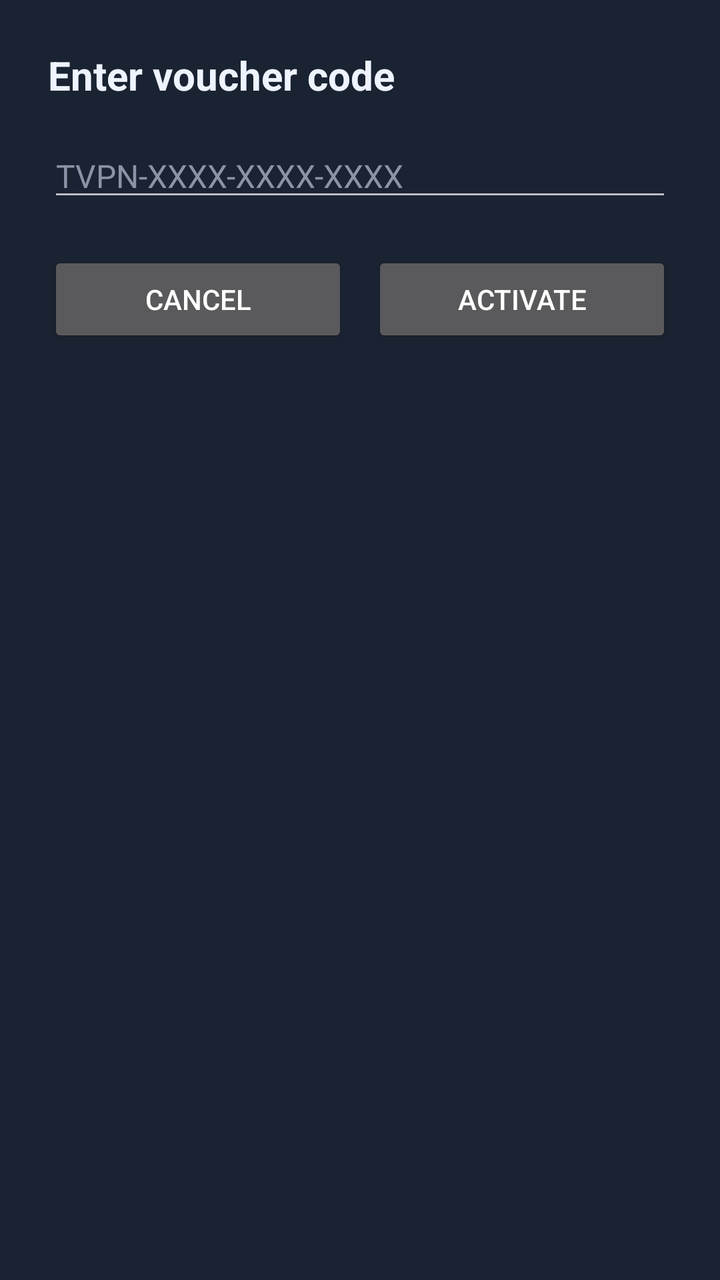
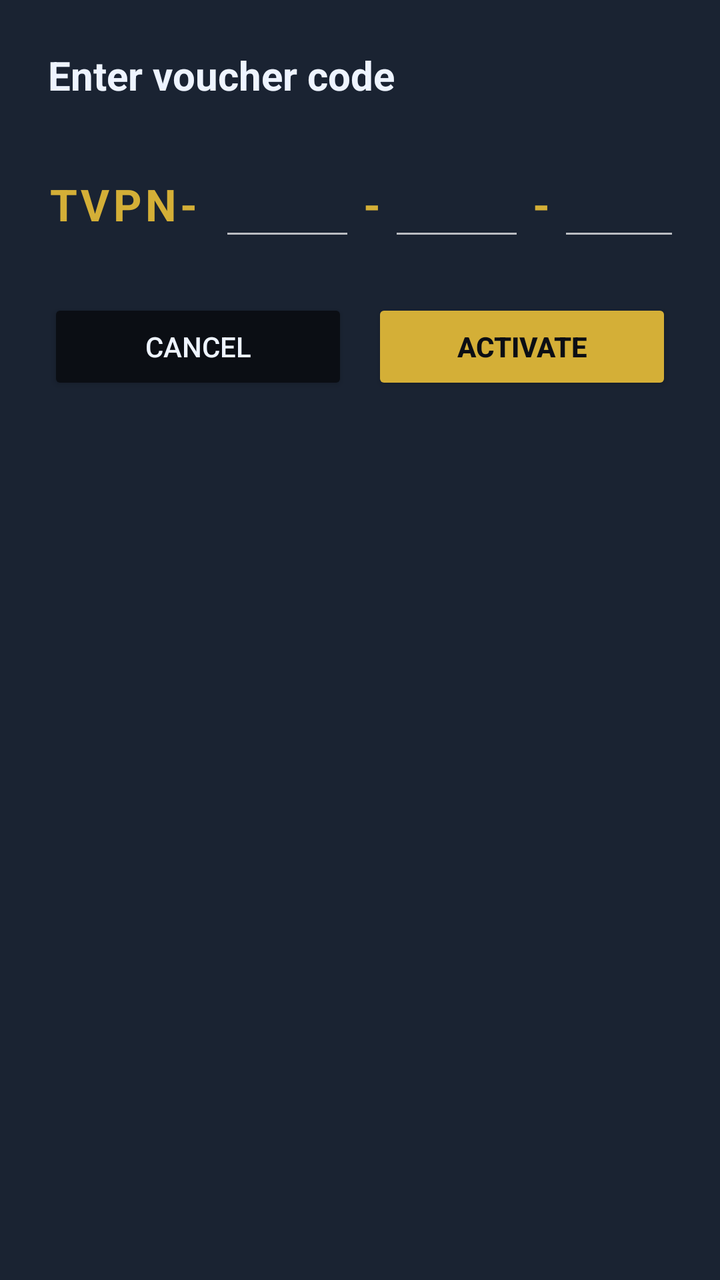

Compare the two renders of this Android layout. The source of the first and the diff that turns it into the second are given below.
<!-- AndroidManifest.xml: application theme Theme.AppCompat.NoActionBar -->
<!-- res/layout/voucher.xml -->
<?xml version="1.0" encoding="utf-8"?>
<LinearLayout xmlns:android="http://schemas.android.com/apk/res/android"
    android:layout_width="match_parent"
    android:layout_height="wrap_content"
    android:background="@color/card_surface"
    android:orientation="vertical"
    android:padding="24dp">

    <TextView
        android:layout_width="match_parent"
        android:layout_height="wrap_content"
        android:text="@string/dialog_voucher_title"
        android:textColor="@color/text_main"
        android:textSize="20sp"
        android:textStyle="bold" />

    <EditText
        android:id="@+id/editVoucher"
        android:layout_width="match_parent"
        android:layout_height="wrap_content"
        android:layout_marginTop="16dp"
        android:autofillHints=""
        android:hint="@string/dialog_voucher_hint"
        android:imeOptions="actionDone"
        android:inputType="text"
        android:maxLines="1"
        android:textColor="@color/text_main"
        android:textColorHint="@color/muted_label"
        android:textSize="16sp" />

    <TextView
        android:id="@+id/txtError"
        android:layout_width="match_parent"
        android:layout_height="wrap_content"
        android:layout_marginTop="8dp"
        android:textColor="@color/state_red"
        android:textSize="13sp"
        android:visibility="gone" />

    <LinearLayout
        android:layout_width="match_parent"
        android:layout_height="wrap_content"
        android:layout_marginTop="20dp"
        android:orientation="horizontal">

        <Button
            android:id="@+id/btnCancel"
            android:layout_width="0dp"
            android:layout_height="48dp"
            android:layout_weight="1"
            android:text="@string/dialog_voucher_cancel" />

        <Button
            android:id="@+id/btnSubmit"
            android:layout_width="0dp"
            android:layout_height="48dp"
            android:layout_marginStart="12dp"
            android:layout_weight="1"
            android:text="@string/dialog_voucher_submit" />
    </LinearLayout>
</LinearLayout>
<!-- resources referenced by this layout -->
<resources>
  <color name="card_surface">#1A2332</color>
  <color name="muted_label">#8A94A6</color>
  <color name="state_red">#E63946</color>
  <color name="text_main">#EEF4FF</color>
  <string name="dialog_voucher_cancel">Cancel</string>
  <string name="dialog_voucher_hint">TVPN-XXXX-XXXX-XXXX</string>
  <string name="dialog_voucher_submit">Activate</string>
  <string name="dialog_voucher_title">Enter voucher code</string>
</resources>

<!-- the commit's change to res/layout/voucher.xml (unified diff, before → after) -->
@@ -14,25 +14,86 @@
         android:textSize="20sp"
         android:textStyle="bold" />
 
-    <EditText
-        android:id="@+id/editVoucher"
-        android:layout_width="match_parent"
+    <LinearLayout
+        android:layout_width="wrap_content"
         android:layout_height="wrap_content"
-        android:layout_marginTop="16dp"
-        android:autofillHints=""
-        android:hint="@string/dialog_voucher_hint"
-        android:imeOptions="actionDone"
-        android:inputType="text"
-        android:maxLines="1"
-        android:textColor="@color/text_main"
-        android:textColorHint="@color/muted_label"
-        android:textSize="16sp" />
+        android:layout_gravity="center_horizontal"
+        android:layout_marginTop="28dp"
+        android:gravity="center_vertical"
+        android:orientation="horizontal">
+
+        <TextView
+            android:layout_width="wrap_content"
+            android:layout_height="wrap_content"
+            android:layout_marginEnd="10dp"
+            android:letterSpacing="0.08"
+            android:text="TVPN-"
+            android:textColor="@color/brand_gold"
+            android:textSize="22sp"
+            android:textStyle="bold" />
+
+        <EditText
+            android:id="@+id/editSeg1"
+            android:layout_width="68dp"
+            android:layout_height="wrap_content"
+            android:gravity="center"
+            android:inputType="textCapCharacters"
+            android:letterSpacing="0.12"
+            android:maxLength="4"
+            android:textColor="@color/text_main"
+            android:textSize="22sp"
+            android:textStyle="bold" />
+
+        <TextView
+            android:layout_width="wrap_content"
+            android:layout_height="wrap_content"
+            android:layout_marginStart="4dp"
+            android:layout_marginEnd="4dp"
+            android:text="-"
+            android:textColor="@color/brand_gold"
+            android:textSize="22sp"
+            android:textStyle="bold" />
+
+        <EditText
+            android:id="@+id/editSeg2"
+            android:layout_width="68dp"
+            android:layout_height="wrap_content"
+            android:gravity="center"
+            android:inputType="textCapCharacters"
+            android:letterSpacing="0.12"
+            android:maxLength="4"
+            android:textColor="@color/text_main"
+            android:textSize="22sp"
+            android:textStyle="bold" />
+
+        <TextView
+            android:layout_width="wrap_content"
+            android:layout_height="wrap_content"
+            android:layout_marginStart="4dp"
+            android:layout_marginEnd="4dp"
+            android:text="-"
+            android:textColor="@color/brand_gold"
+            android:textSize="22sp"
+            android:textStyle="bold" />
+
+        <EditText
+            android:id="@+id/editSeg3"
+            android:layout_width="68dp"
+            android:layout_height="wrap_content"
+            android:gravity="center"
+            android:inputType="textCapCharacters"
+            android:letterSpacing="0.12"
+            android:maxLength="4"
+            android:textColor="@color/text_main"
+            android:textSize="22sp"
+            android:textStyle="bold" />
+    </LinearLayout>
 
     <TextView
         android:id="@+id/txtError"
         android:layout_width="match_parent"
         android:layout_height="wrap_content"
-        android:layout_marginTop="8dp"
+        android:layout_marginTop="12dp"
         android:textColor="@color/state_red"
         android:textSize="13sp"
         android:visibility="gone" />
@@ -40,7 +101,7 @@
     <LinearLayout
         android:layout_width="match_parent"
         android:layout_height="wrap_content"
-        android:layout_marginTop="20dp"
+        android:layout_marginTop="24dp"
         android:orientation="horizontal">
 
         <Button
@@ -48,7 +109,9 @@
             android:layout_width="0dp"
             android:layout_height="48dp"
             android:layout_weight="1"
-            android:text="@string/dialog_voucher_cancel" />
+            android:backgroundTint="@color/bg_dark"
+            android:text="@string/dialog_voucher_cancel"
+            android:textColor="@color/text_main" />
 
         <Button
             android:id="@+id/btnSubmit"
@@ -56,6 +119,9 @@
             android:layout_height="48dp"
             android:layout_marginStart="12dp"
             android:layout_weight="1"
-            android:text="@string/dialog_voucher_submit" />
+            android:backgroundTint="@color/brand_gold"
+            android:text="@string/dialog_voucher_submit"
+            android:textColor="@color/bg_dark"
+            android:textStyle="bold" />
     </LinearLayout>
 </LinearLayout>
<!-- resource entries referenced after the edit -->
@@ -1,11 +1,11 @@
 <!-- resources referenced by this layout -->
 <resources>
+  <color name="bg_dark">#0B0E14</color>
+  <color name="brand_gold">#D4AF37</color>
   <color name="card_surface">#1A2332</color>
-  <color name="muted_label">#8A94A6</color>
   <color name="state_red">#E63946</color>
   <color name="text_main">#EEF4FF</color>
   <string name="dialog_voucher_cancel">Cancel</string>
-  <string name="dialog_voucher_hint">TVPN-XXXX-XXXX-XXXX</string>
   <string name="dialog_voucher_submit">Activate</string>
   <string name="dialog_voucher_title">Enter voucher code</string>
 </resources>
